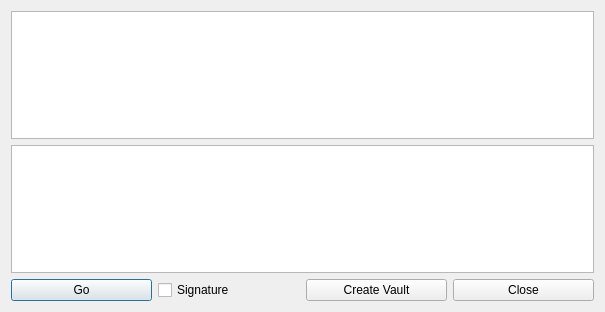
The window that dlgOCValidate.ui (ic005k/OCAuxiliaryTools) describes before a commit, drawn with Qt 5.
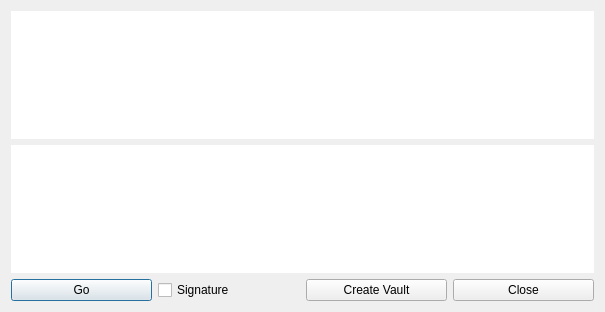
The same window after the commit.

What changed in the file:
```diff
--- a/dlgOCValidate.ui
+++ b/dlgOCValidate.ui
@@ -15,10 +15,18 @@
   </property>
   <layout class="QGridLayout" name="gridLayout">
    <item row="0" column="0" colspan="4">
-    <widget class="QTextEdit" name="textEdit"/>
+    <widget class="QTextEdit" name="textEdit">
+     <property name="frameShape">
+      <enum>QFrame::NoFrame</enum>
+     </property>
+    </widget>
    </item>
    <item row="1" column="0" colspan="4">
-    <widget class="QListWidget" name="listOCValidate"/>
+    <widget class="QListWidget" name="listOCValidate">
+     <property name="frameShape">
+      <enum>QFrame::NoFrame</enum>
+     </property>
+    </widget>
    </item>
    <item row="2" column="0">
     <widget class="QPushButton" name="btnGo">
```
